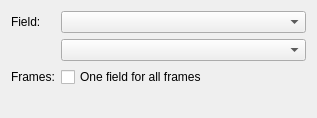
The window that src/Mod/Fem/Gui/Resources/ui/PostHistogramFieldAppEdit.ui (southseact-3d/fcd) describes before a commit, drawn with Qt 5.
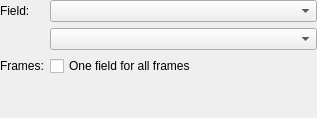
The same window after the commit.

```diff
--- a/src/Mod/Fem/Gui/Resources/ui/PostHistogramFieldAppEdit.ui
+++ b/src/Mod/Fem/Gui/Resources/ui/PostHistogramFieldAppEdit.ui
@@ -14,6 +14,18 @@
    <string>Form</string>
   </property>
   <layout class="QVBoxLayout" name="verticalLayout">
+   <property name="leftMargin">
+    <number>0</number>
+   </property>
+   <property name="topMargin">
+    <number>0</number>
+   </property>
+   <property name="rightMargin">
+    <number>0</number>
+   </property>
+   <property name="bottomMargin">
+    <number>0</number>
+   </property>
    <item>
     <layout class="QFormLayout" name="formLayout">
      <item row="0" column="0">
```
